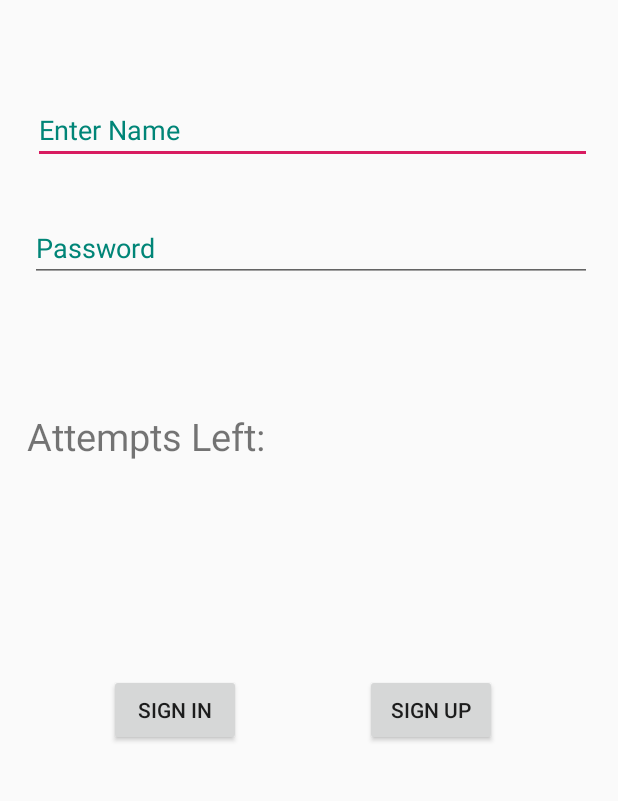
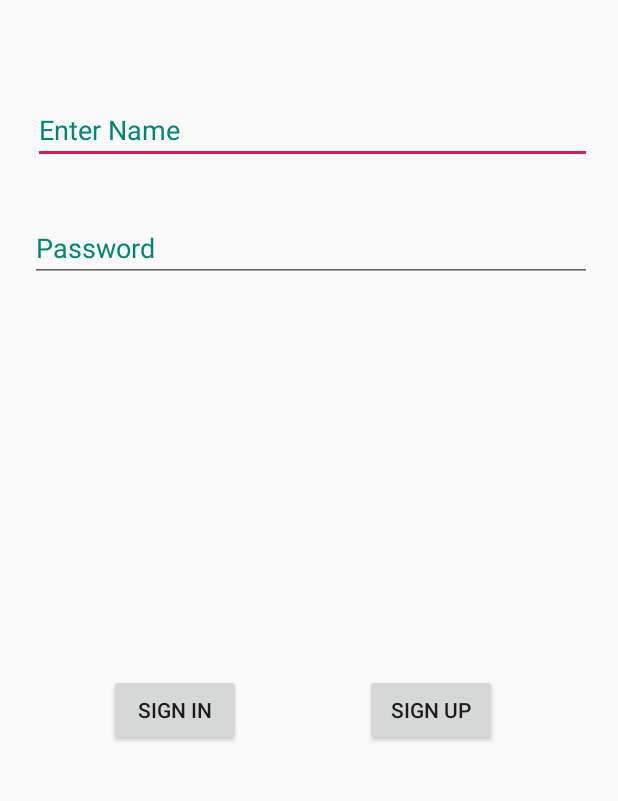
Before and after one commit to nileshsolanki22/CalorieTrack, an Android app: the screen it shows after launch (MainActivity), on a phone screen of 412 x 824 dp, the part 242-1043 px from its top. Run offline under Robolectric (Android 15) with nearby library versions, the phone set to English and light mode, and no system bars.

Commit message:
Update activity_main.xml

```diff
--- a/app/src/main/res/layout/activity_main.xml
+++ b/app/src/main/res/layout/activity_main.xml
@@ -79,7 +79,7 @@
         android:layout_marginStart="8dp"
         android:layout_marginLeft="8dp"
         android:layout_marginTop="85dp"
-        android:text="Attempts Left:"
+        android:text=""
         android:textSize="25dp" />
 
     <TextView
```
